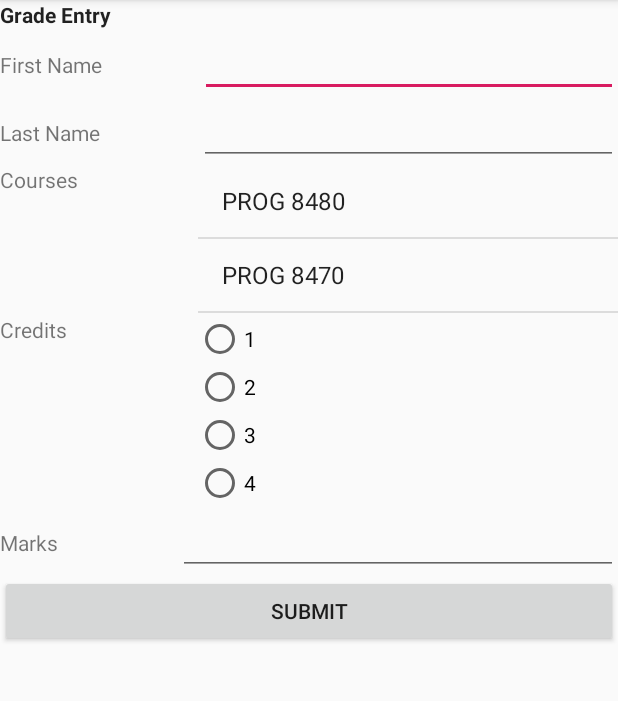
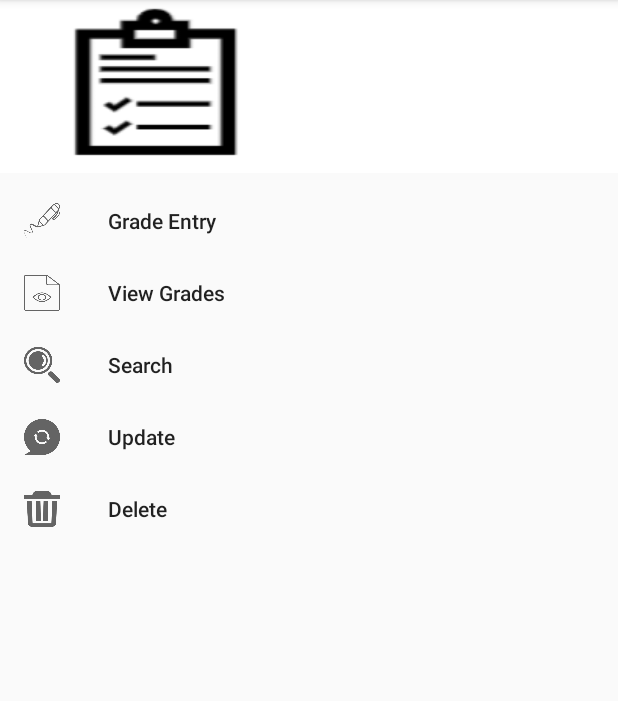
Before and after one commit to ashishjullia/GradingApp, an Android app: the screen it shows after launch (MainActivity), on a phone screen of 412 x 824 dp, the part 84-785 px from its top. Run offline under Robolectric (Android 15) with nearby library versions, the phone set to English and light mode, and no system bars.

Commit message:
Added the navigation drawer and its menu layout to the main layout.

```diff
--- a/app/build.gradle
+++ b/app/build.gradle
@@ -27,4 +27,5 @@ dependencies {
     testImplementation 'junit:junit:4.12'
     androidTestImplementation 'androidx.test.ext:junit:1.1.0'
     androidTestImplementation 'androidx.test.espresso:espresso-core:3.1.1'
+    implementation 'com.google.android.material:material:1.0.0'
 }
--- a/app/src/main/java/com/example/gradingapp/GradeEntry.java
+++ b/app/src/main/java/com/example/gradingapp/GradeEntry.java
@@ -84,7 +84,7 @@ public class GradeEntry extends Fragment {
         buttonSubmit.setOnClickListener(new View.OnClickListener() {
             @Override
             public void onClick(View v) {
-                db = SQLiteDatabase.ope();
+
             } });
 
         // Inflate the layout for this fragment
--- a/app/src/main/res/layout/activity_main.xml
+++ b/app/src/main/res/layout/activity_main.xml
@@ -1,15 +1,29 @@
 <?xml version="1.0" encoding="utf-8"?>
-<androidx.constraintlayout.widget.ConstraintLayout xmlns:android="http://schemas.android.com/apk/res/android"
+<androidx.drawerlayout.widget.DrawerLayout xmlns:android="http://schemas.android.com/apk/res/android"
     xmlns:app="http://schemas.android.com/apk/res-auto"
     xmlns:tools="http://schemas.android.com/tools"
     android:layout_width="match_parent"
     android:layout_height="match_parent"
+    android:id="@+id/drawer_layout"
     tools:context=".MainActivity">
 
-    <FrameLayout
-        android:id="@+id/frame"
+    <LinearLayout
         android:layout_width="match_parent"
-        android:layout_height="match_parent">
+        android:layout_height="match_parent"
+        android:orientation="vertical">
+        <FrameLayout
+            android:id="@+id/frame"
+            android:layout_width="match_parent"
+            android:layout_height="match_parent">
 
-    </FrameLayout>
-</androidx.constraintlayout.widget.ConstraintLayout>
+            <com.google.android.material.navigation.NavigationView
+                android:layout_width="match_parent"
+                android:layout_height="match_parent"
+                android:id="@+id/nav_view"
+                app:headerLayout="@layout/header"
+                app:menu="@menu/drawermenu"
+                android:layout_gravity="start"/>
+        </FrameLayout>
+    </LinearLayout>
+
+</androidx.drawerlayout.widget.DrawerLayout>
```
